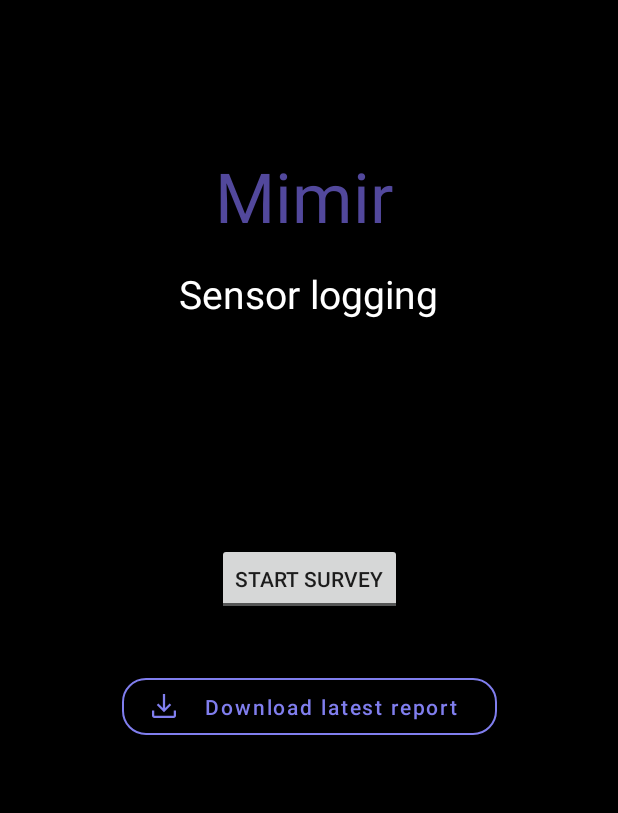
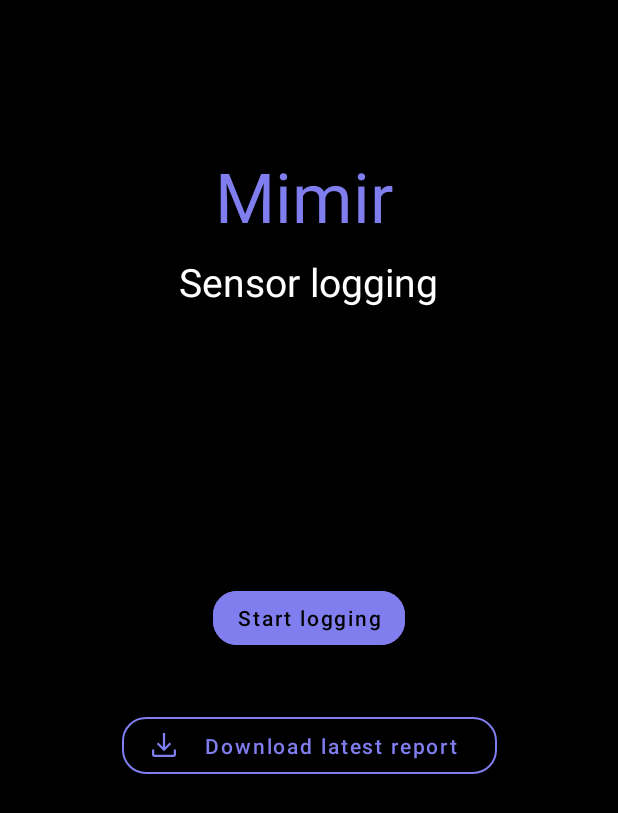
Before and after one commit to agrenier-gnss/mimir, an Android app: the layout activity_mauve.xml on its own in the app's theme, with its tools: preview values and no code run, on a phone screen of 412 x 824 dp. Shown: the top 813 px of the screen. Run offline under Robolectric (Android 15) with nearby library versions, the phone set to English and light mode, and no system bars.

Commit message:
change colors

```diff
--- a/app/src/main/res/layout/activity_mauve.xml
+++ b/app/src/main/res/layout/activity_mauve.xml
@@ -14,7 +14,7 @@
         android:ems="10"
         android:text="Mimir"
         android:textSize="46sp"
-        android:textColor="@color/dark_purple"
+        android:textColor="@color/blue"
         app:layout_constraintEnd_toEndOf="parent"
         app:layout_constraintStart_toStartOf="parent"
         app:layout_constraintTop_toTopOf="parent"
@@ -24,7 +24,7 @@
         android:id="@+id/editTextTextPersonName2"
         android:layout_width="173dp"
         android:layout_height="44dp"
-        android:layout_marginTop="16dp"
+        android:layout_marginTop="8dp"
         android:ems="5"
         android:text="Sensor logging"
         android:textSize="26sp"
@@ -34,18 +34,21 @@
         app:layout_constraintTop_toBottomOf="@+id/editTextTextPersonName"
         app:shapeAppearance="@style/MyTextAppearance" />/>
 
-    <ToggleButton
+    <com.google.android.material.button.MaterialButton
         android:id="@+id/toggleButton"
         android:layout_width="wrap_content"
         android:layout_height="wrap_content"
-        android:layout_marginTop="140dp"
         android:checked="false"
         android:text="Start logging"
         android:textOff="Start survey"
         android:textOn="Stop survey"
+        android:backgroundTint="@color/blue"
+        android:textColor="@color/black"
+        android:textAllCaps="false"
+        app:layout_constraintBottom_toBottomOf="parent"
         app:layout_constraintEnd_toEndOf="parent"
         app:layout_constraintStart_toStartOf="parent"
-        app:layout_constraintTop_toBottomOf="@+id/editTextTextPersonName2"
+        app:layout_constraintTop_toTopOf="parent"
         app:shapeAppearance="@style/MyButtonShapeAppearance" />/>
 
     <com.google.android.material.button.MaterialButton
```
